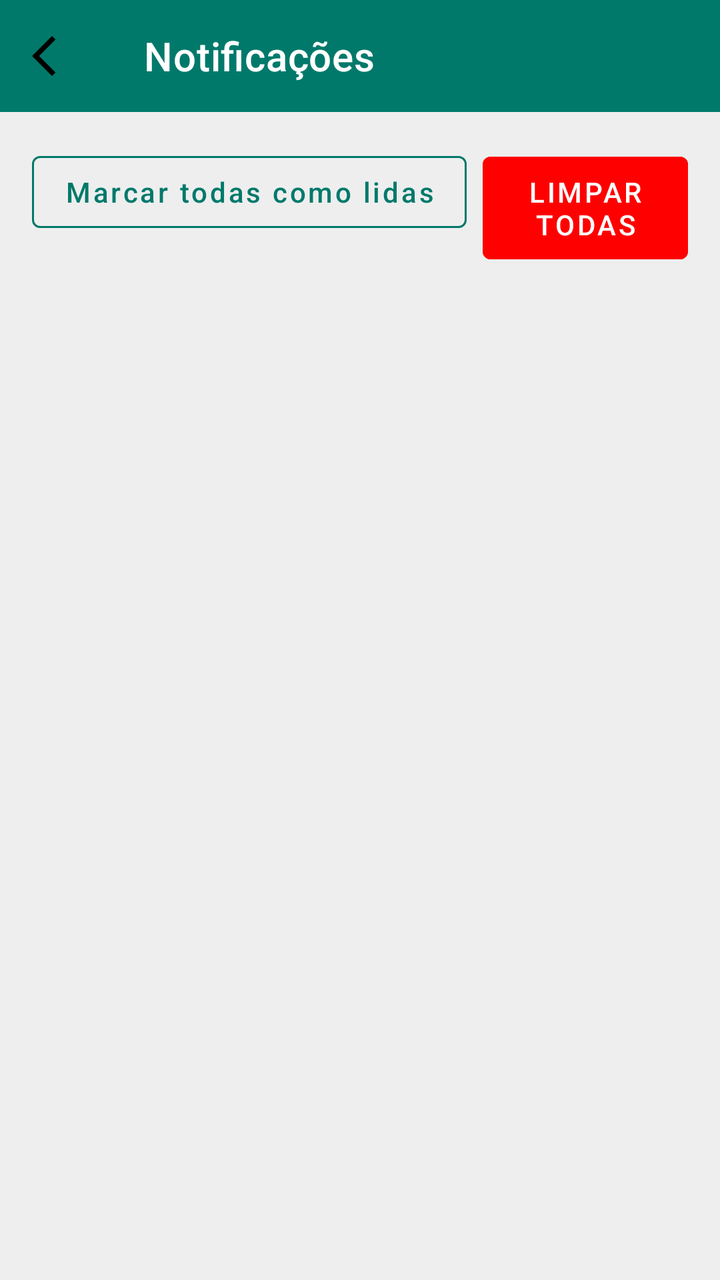
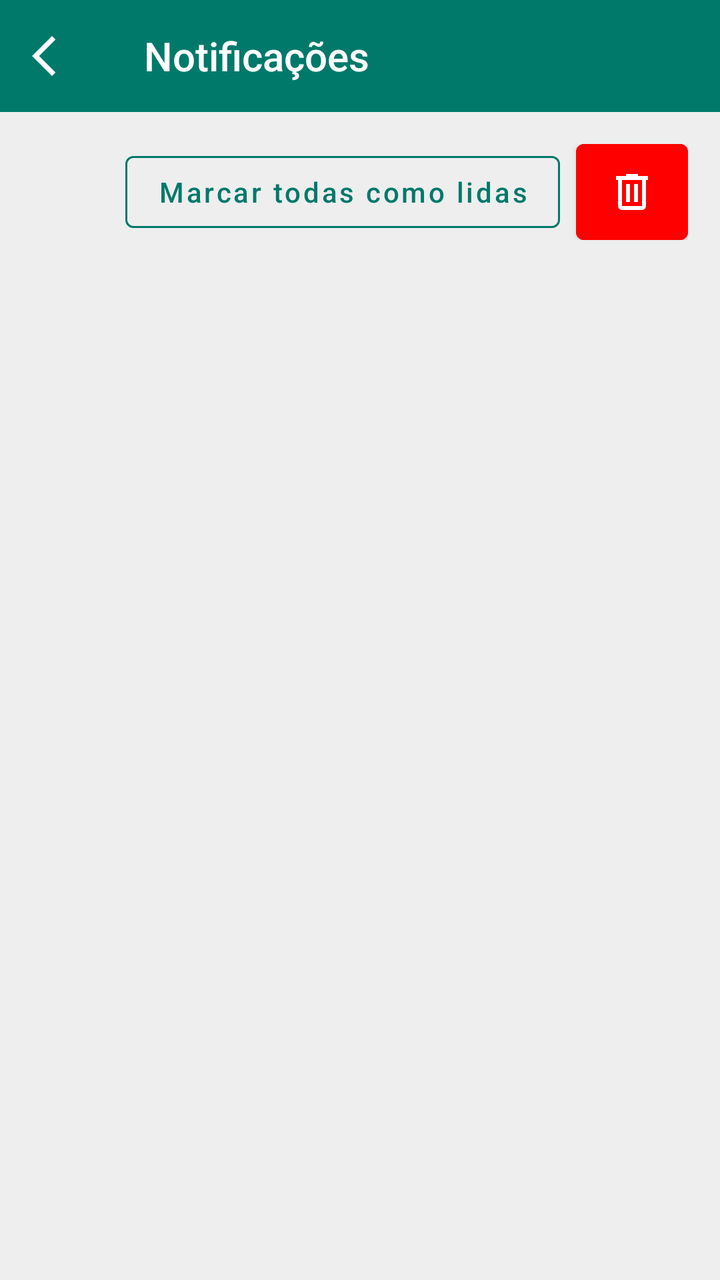

An Android layout rendered at two revisions. The XML below is the earlier revision; the diff shows what the commit changed to produce the second picture.
<!-- AndroidManifest.xml: activity theme AppTheme.NoActionBar -->
<!-- res/layout/activity_notifications.xml -->
<?xml version="1.0" encoding="utf-8"?>
<androidx.coordinatorlayout.widget.CoordinatorLayout xmlns:android="http://schemas.android.com/apk/res/android"
    xmlns:app="http://schemas.android.com/apk/res-auto"
    xmlns:tools="http://schemas.android.com/tools"
    android:id="@+id/notifications_container"
    android:layout_width="match_parent"
    android:layout_height="match_parent"
    tools:context=".NotificationsActivity">

    
    <com.google.android.material.appbar.MaterialToolbar
        android:id="@+id/toolbar"
        android:layout_width="match_parent"
        android:layout_height="?attr/actionBarSize"
        android:background="@color/teal_700"
        app:title="Notificações"
        app:titleTextColor="@android:color/white"
        app:navigationIcon="@drawable/ic_arrow_back" />

    
    <LinearLayout
        android:layout_width="match_parent"
        android:layout_height="match_parent"
        android:orientation="vertical"
        android:background="@color/gray_200"
        android:layout_marginTop="?attr/actionBarSize"
        android:padding="16dp">

        
        <LinearLayout
            android:layout_width="match_parent"
            android:layout_height="wrap_content"
            android:orientation="horizontal"
            android:gravity="end"
            android:layout_marginBottom="12dp">

            <com.google.android.material.button.MaterialButton
                android:id="@+id/markAllReadButton"
                style="@style/Widget.MaterialComponents.Button.OutlinedButton"
                android:layout_width="wrap_content"
                android:layout_height="wrap_content"
                android:text="Marcar todas como lidas"
                android:textAllCaps="false"
                android:textColor="@color/teal_700"
                app:strokeColor="@color/teal_700"
                android:layout_marginEnd="8dp" />

            <Button
                android:id="@+id/clearAll"
                android:layout_width="wrap_content"
                android:layout_height="wrap_content"
                android:text="Limpar todas"
                android:drawableStart="@drawable/ic_delete"
                android:drawablePadding="8dp"
                android:backgroundTint="@color/red"
                android:textColor="@android:color/white"
                android:paddingHorizontal="16dp"
                android:paddingVertical="8dp" />
        </LinearLayout>

        
        <androidx.recyclerview.widget.RecyclerView
            android:id="@+id/recyclerView"
            android:layout_width="match_parent"
            android:layout_height="0dp"
            android:layout_weight="1"
            android:paddingTop="8dp"
            tools:listitem="@layout/item_notification" />

        
        <TextView
            android:id="@+id/emptyView"
            android:layout_width="match_parent"
            android:layout_height="wrap_content"
            android:text="Nenhuma notificação no momento."
            android:textAlignment="center"
            android:textSize="16sp"
            android:padding="24dp"
            android:visibility="gone"
            android:textColor="@android:color/darker_gray" />

    </LinearLayout>

</androidx.coordinatorlayout.widget.CoordinatorLayout>
<!-- res/layout/item_notification.xml (included above) -->
<?xml version="1.0" encoding="utf-8"?>
<androidx.cardview.widget.CardView xmlns:android="http://schemas.android.com/apk/res/android"
    xmlns:card_view="http://schemas.android.com/apk/res-auto"
    android:layout_width="match_parent"
    android:layout_height="wrap_content"
    android:layout_marginBottom="8dp"
    card_view:cardCornerRadius="12dp"
    card_view:cardElevation="4dp"
    android:foreground="?attr/selectableItemBackground"
    android:clickable="true"
    android:focusable="true">

    <LinearLayout
        android:layout_width="match_parent"
        android:layout_height="wrap_content"
        android:orientation="vertical"
        android:padding="16dp">

        <TextView
            android:id="@+id/title"
            android:layout_width="match_parent"
            android:layout_height="wrap_content"
            android:text="Título da Notificação"
            android:textStyle="bold"
            android:textSize="16sp"
            android:textColor="@color/teal_700" />

        <TextView
            android:id="@+id/message"
            android:layout_width="match_parent"
            android:layout_height="wrap_content"
            android:text="Mensagem de exemplo"
            android:textSize="14sp"
            android:paddingTop="4dp"
            android:textColor="@color/gray_500" />

        <TextView
            android:id="@+id/date"
            android:layout_width="match_parent"
            android:layout_height="wrap_content"
            android:text="19/10/2025 15:32"
            android:textSize="12sp"
            android:paddingTop="4dp"
            android:textColor="@color/gray_500" />

    </LinearLayout>
</androidx.cardview.widget.CardView>
<!-- resources referenced by this layout -->
<resources>
  <color name="gray_200">#EEEEEE</color>
  <color name="gray_500">#9E9E9E</color>
  <color name="red">#FF0000</color>
  <color name="teal_700">#00796B</color>
  <!-- drawable ic_arrow_back (drawable) -->
  <vector xmlns:android="http://schemas.android.com/apk/res/android" android:autoMirrored="true" android:height="24dp" android:tint="#000000" android:viewportHeight="960" android:viewportWidth="960" android:width="24dp">
        
      <path android:fillColor="@android:color/white" android:pathData="M400,880L0,480L400,80L471,151L142,480L471,809L400,880Z"/>
      
  </vector>
  <!-- drawable ic_delete (drawable) -->
  <vector xmlns:android="http://schemas.android.com/apk/res/android" android:height="24dp" android:tint="#000000" android:viewportHeight="960" android:viewportWidth="960" android:width="24dp">
        
      <path android:fillColor="@android:color/white" android:pathData="M280,840Q247,840 223.5,816.5Q200,793 200,760L200,240L160,240L160,160L360,160L360,120L600,120L600,160L800,160L800,240L760,240L760,760Q760,793 736.5,816.5Q713,840 680,840L280,840ZM680,240L280,240L280,760Q280,760 280,760Q280,760 280,760L680,760Q680,760 680,760Q680,760 680,760L680,240ZM360,680L440,680L440,320L360,320L360,680ZM520,680L600,680L600,320L520,320L520,680ZM280,240L280,240L280,760Q280,760 280,760Q280,760 280,760L280,760Q280,760 280,760Q280,760 280,760L280,240Z"/>
      
  </vector>
  <style name="AppTheme.NoActionBar" parent="AppTheme" />
  <style name="AppTheme" parent="Theme.MaterialComponents.DayNight.NoActionBar">
          
          <item name="colorPrimary">@color/teal_700</item>
          <item name="colorPrimaryVariant">@color/teal_800</item>
          <item name="colorOnPrimary">@color/white</item>
  
          
          <item name="colorSecondary">@color/teal_600</item>
          <item name="colorSecondaryVariant">@color/teal_700</item>
          <item name="colorOnSecondary">@color/white</item>
  
          
          <item name="android:colorBackground">@color/white</item>
          <item name="android:textColor">@color/black</item>
  
          
          <item name="android:statusBarColor">@color/teal_700</item>
          <item name="android:navigationBarColor">@color/white</item>
  
          <item name="materialButtonStyle">@style/Widget.MaterialComponents.Button</item>
          <item name="materialButtonOutlinedStyle">@style/Widget.MaterialComponents.Button.OutlinedButton</item>
      </style>
  <color name="teal_800">#00695C</color>
  <color name="white">#FFFFFF</color>
  <color name="teal_600">#00897B</color>
  <color name="black">#000000</color>
</resources>

<!-- the commit's change to res/layout/activity_notifications.xml (unified diff, before → after) -->
@@ -45,20 +45,18 @@
                 app:strokeColor="@color/teal_700"
                 android:layout_marginEnd="8dp" />
 
-            <Button
+            <com.google.android.material.button.MaterialButton
                 android:id="@+id/clearAll"
+                style="@style/Widget.App.Button.IconOnly"
                 android:layout_width="wrap_content"
                 android:layout_height="wrap_content"
-                android:text="Limpar todas"
-                android:drawableStart="@drawable/ic_delete"
-                android:drawablePadding="8dp"
+                app:icon="@drawable/ic_delete"
+                app:iconTint="@android:color/white"
                 android:backgroundTint="@color/red"
-                android:textColor="@android:color/white"
-                android:paddingHorizontal="16dp"
-                android:paddingVertical="8dp" />
+                android:contentDescription="Clear all"
+                />
         </LinearLayout>
 
-        
         <androidx.recyclerview.widget.RecyclerView
             android:id="@+id/recyclerView"
             android:layout_width="match_parent"
@@ -67,7 +65,6 @@
             android:paddingTop="8dp"
             tools:listitem="@layout/item_notification" />
 
-        
         <TextView
             android:id="@+id/emptyView"
             android:layout_width="match_parent"
@@ -83,50 +80,68 @@
 
 </androidx.coordinatorlayout.widget.CoordinatorLayout>
 <!-- res/layout/item_notification.xml (included above) -->
-<?xml version="1.0" encoding="utf-8"?>
-<androidx.cardview.widget.CardView xmlns:android="http://schemas.android.com/apk/res/android"
-    xmlns:card_view="http://schemas.android.com/apk/res-auto"
+<com.google.android.material.card.MaterialCardView
+    xmlns:android="http://schemas.android.com/apk/res/android"
+    xmlns:app="http://schemas.android.com/apk/res-auto"
     android:layout_width="match_parent"
     android:layout_height="wrap_content"
-    android:layout_marginBottom="8dp"
-    card_view:cardCornerRadius="12dp"
-    card_view:cardElevation="4dp"
-    android:foreground="?attr/selectableItemBackground"
-    android:clickable="true"
-    android:focusable="true">
+    android:layout_margin="8dp"
+    app:cardElevation="2dp"
+    app:cardCornerRadius="8dp">
 
     <LinearLayout
         android:layout_width="match_parent"
         android:layout_height="wrap_content"
         android:orientation="vertical"
-        android:padding="16dp">
+        android:padding="12dp">
 
         <TextView
             android:id="@+id/title"
-            android:layout_width="match_parent"
-            android:layout_height="wrap_content"
-            android:text="Título da Notificação"
             android:textStyle="bold"
             android:textSize="16sp"
-            android:textColor="@color/teal_700" />
+            android:layout_width="wrap_content"
+            android:layout_height="wrap_content" />
 
         <TextView
             android:id="@+id/message"
-            android:layout_width="match_parent"
+            android:layout_width="wrap_content"
             android:layout_height="wrap_content"
-            android:text="Mensagem de exemplo"
-            android:textSize="14sp"
-            android:paddingTop="4dp"
-            android:textColor="@color/gray_500" />
+            android:layout_marginTop="4dp" />
 
         <TextView
             android:id="@+id/date"
+            android:textSize="12sp"
+            android:textColor="@android:color/darker_gray"
+            android:layout_marginTop="4dp"
+            android:layout_width="wrap_content"
+            android:layout_height="wrap_content" />
+
+        
+        <LinearLayout
+            android:id="@+id/actionButtons"
             android:layout_width="match_parent"
             android:layout_height="wrap_content"
-            android:text="19/10/2025 15:32"
-            android:textSize="12sp"
-            android:paddingTop="4dp"
-            android:textColor="@color/gray_500" />
+            android:orientation="horizontal"
+            android:gravity="end"
+            android:layout_marginTop="8dp"
+            android:visibility="gone">
 
+            <com.google.android.material.button.MaterialButton
+                android:id="@+id/btnAccept"
+                android:layout_width="wrap_content"
+                android:layout_height="wrap_content"
+                android:text="Aceitar"
+                android:textColor="@android:color/white"
+                android:backgroundTint="@color/teal_700"
+                android:layout_marginEnd="8dp"/>
+
+            <com.google.android.material.button.MaterialButton
+                android:id="@+id/btnDecline"
+                android:layout_width="wrap_content"
+                android:layout_height="wrap_content"
+                android:text="Recusar"
+                android:textColor="@android:color/white"
+                android:backgroundTint="@color/red"/>
+        </LinearLayout>
     </LinearLayout>
-</androidx.cardview.widget.CardView>
+</com.google.android.material.card.MaterialCardView>
<!-- resource entries referenced after the edit -->
@@ -1,7 +1,6 @@
 <!-- resources referenced by this layout -->
 <resources>
   <color name="gray_200">#EEEEEE</color>
-  <color name="gray_500">#9E9E9E</color>
   <color name="red">#FF0000</color>
   <color name="teal_700">#00796B</color>
   <!-- drawable ic_arrow_back (drawable) -->
@@ -16,32 +15,21 @@
       <path android:fillColor="@android:color/white" android:pathData="M280,840Q247,840 223.5,816.5Q200,793 200,760L200,240L160,240L160,160L360,160L360,120L600,120L600,160L800,160L800,240L760,240L760,760Q760,793 736.5,816.5Q713,840 680,840L280,840ZM680,240L280,240L280,760Q280,760 280,760Q280,760 280,760L680,760Q680,760 680,760Q680,760 680,760L680,240ZM360,680L440,680L440,320L360,320L360,680ZM520,680L600,680L600,320L520,320L520,680ZM280,240L280,240L280,760Q280,760 280,760Q280,760 280,760L280,760Q280,760 280,760Q280,760 280,760L280,240Z"/>
       
   </vector>
-  <style name="AppTheme.NoActionBar" parent="AppTheme" />
-  <style name="AppTheme" parent="Theme.MaterialComponents.DayNight.NoActionBar">
-          
-          <item name="colorPrimary">@color/teal_700</item>
-          <item name="colorPrimaryVariant">@color/teal_800</item>
-          <item name="colorOnPrimary">@color/white</item>
-  
-          
-          <item name="colorSecondary">@color/teal_600</item>
-          <item name="colorSecondaryVariant">@color/teal_700</item>
-          <item name="colorOnSecondary">@color/white</item>
-  
-          
-          <item name="android:colorBackground">@color/white</item>
-          <item name="android:textColor">@color/black</item>
-  
-          
-          <item name="android:statusBarColor">@color/teal_700</item>
-          <item name="android:navigationBarColor">@color/white</item>
-  
-          <item name="materialButtonStyle">@style/Widget.MaterialComponents.Button</item>
-          <item name="materialButtonOutlinedStyle">@style/Widget.MaterialComponents.Button.OutlinedButton</item>
+  <style name="Widget.App.Button.IconOnly" parent="Widget.MaterialComponents.Button">
+          <item name="iconPadding">0dp</item>
+          <item name="android:insetLeft">0dp</item>
+          <item name="android:insetRight">0dp</item>
+          <item name="android:insetTop">0dp</item>
+          <item name="android:insetBottom">0dp</item>
+          <item name="android:minWidth">48dp</item>
+          <item name="android:minHeight">48dp</item>
       </style>
-  <color name="teal_800">#00695C</color>
-  <color name="white">#FFFFFF</color>
-  <color name="teal_600">#00897B</color>
-  <color name="black">#000000</color>
+  <style name="AppTheme.NoActionBar" parent="Theme.MaterialComponents.DayNight.NoActionBar">
+          <item name="toolbarStyle">@style/WhiteToolbar</item>
+      </style>
+  <style name="WhiteToolbar" parent="Widget.AppCompat.Toolbar">
+          <item name="titleTextColor">@android:color/white</item>
+          <item name="navigationIconTint">@android:color/white</item>
+      </style>
 </resources>
 
